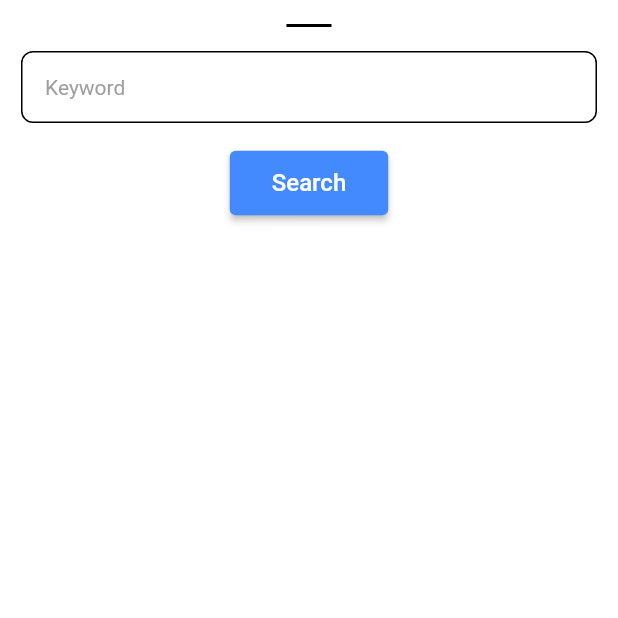
After one commit to Abrarahmed786/news, a Flutter app: the BottomSheetWidget screen opened directly, on a phone screen of 412 x 824 dp, the top half of it. The commit adds this screen. Run offline on Flutter 3.47's test engine with Material 2 defaults, Android fonts, the phone set to English and light mode, and no system bars; our stand-ins replace firebase_auth, firebase_core, flutter_widget_from_html, font_awesome_flutter, google_fonts, google_nav_bar and 1 more; accounts and stored records are empty; network calls fail.

Commit message:
New commit

```diff
--- a/lib/services/api_services.dart
+++ b/lib/services/api_services.dart
@@ -5,7 +5,7 @@ import 'package:http/http.dart';
 
 class ApiService {
   final endPointUrl =
-      "https://newsapi.org/v2/everything?q=Apple&from=2022-06-01&sortBy=popularity&apiKey=aaa7f7a166e243d6993b9e81e724f714";
+      "https://newsapi.org/v2/top-headlines?country=in&category=business&apiKey=aaa7f7a166e243d6993b9e81e724f714";
 
   Future<List<Article>> getArticle() async {
     Response res = await get(Uri.parse(endPointUrl));
--- /dev/null
+++ b/lib/widgets/book_sheet_widget.dart
@@ -0,0 +1,88 @@
+import 'package:flutter/material.dart';
+
+class BottomSheetWidget extends StatelessWidget {
+  final TextEditingController _editingController = TextEditingController();
+
+  BottomSheetWidget({Key? key}) : super(key: key);
+
+  @override
+  Widget build(BuildContext context) {
+    return Scaffold(
+      resizeToAvoidBottomInset: false,
+      backgroundColor: Colors.white,
+      body: SingleChildScrollView(
+        child: Container(
+          decoration: const BoxDecoration(
+            borderRadius: BorderRadius.only(
+                topRight: Radius.circular(32), topLeft: Radius.circular(32)),
+            color: Colors.white,
+          ),
+          child: Column(
+            children: [
+              const SizedBox(height: 16),
+              Container(
+                height: 2,
+                width: 30,
+                color: Colors.black,
+              ),
+              const SizedBox(height: 16),
+              _inputWidget(),
+              const SizedBox(height: 16),
+              ElevatedButton(
+                style: ElevatedButton.styleFrom(primary: Colors.blueAccent),
+                child: const Padding(
+                  padding: EdgeInsets.all(12),
+                  child: Text("Search", style: TextStyle(fontSize: 16)),
+                ),
+                onPressed: () {
+                  final query = _editingController.text.toString();
+                  if (query.isNotEmpty) {
+                    Navigator.pop(context, query);
+                  }
+                },
+              ),
+            ],
+          ),
+        ),
+      ),
+    );
+  }
+
+  Widget _inputWidget() {
+    return Container(
+      margin: const EdgeInsets.symmetric(horizontal: 14),
+      child: TextField(
+        controller: _editingController,
+        style: const TextStyle(
+          fontSize: 14,
+          fontWeight: FontWeight.w400,
+          color: Colors.black,
+          decoration: TextDecoration.none,
+        ),
+        decoration: InputDecoration(
+          hintText: "Keyword",
+          hintStyle: const TextStyle(
+            fontSize: 14,
+            fontWeight: FontWeight.w400,
+            color: Colors.grey,
+            decoration: TextDecoration.none,
+          ),
+          focusedBorder: OutlineInputBorder(
+            borderRadius: BorderRadius.circular(8),
+            borderSide: const BorderSide(color: Colors.black, width: 1),
+          ),
+          enabledBorder: OutlineInputBorder(
+            borderRadius: BorderRadius.circular(8),
+            borderSide: const BorderSide(color: Colors.black, width: 1),
+          ),
+          border: OutlineInputBorder(
+            borderRadius: BorderRadius.circular(8),
+            borderSide: const BorderSide(color: Colors.black, width: 1),
+          ),
+          contentPadding:
+              const EdgeInsets.only(left: 16, right: 16, top: 14, bottom: 14),
+        ),
+      ),
+    );
+  }
+}
--- a/pubspec.yaml
+++ b/pubspec.yaml
@@ -40,6 +40,9 @@ dependencies:
   google_sign_in: ^5.3.2
   http: ^0.13.4
   google_nav_bar: ^5.0.6
+  webview_flutter: ^3.0.4
+  url_launcher: ^6.1.5
+  flutter_widget_from_html: ^0.8.5
 
 dev_dependencies:
   flutter_test:
```
Also changed, not shown: lib/model/article_model.dart (+9 -9 lines), lib/model/book_model.dart (added, +31 -0 lines), lib/screens/article/article_detail_page.dart (added, +10 -0 lines), lib/screens/bookmark/book_detail_screen.dart (added, +120 -0 lines), lib/screens/bookmark/books.dart (added, +151 -0 lines), lib/services/api_book_detail.dart (added, +23 -0 lines), lib/services/api_books.dart (added, +40 -0 lines), lib/widgets/book_widget.dart (added, +50 -0 lines), lib/widgets/bottom_nav_bar.dart (+6 -5 lines), lib/widgets/top_news.dart (+3 -4 lines), lib/screens/bookmark/bookmark.dart (deleted), pubspec.lock, 6 other files.
